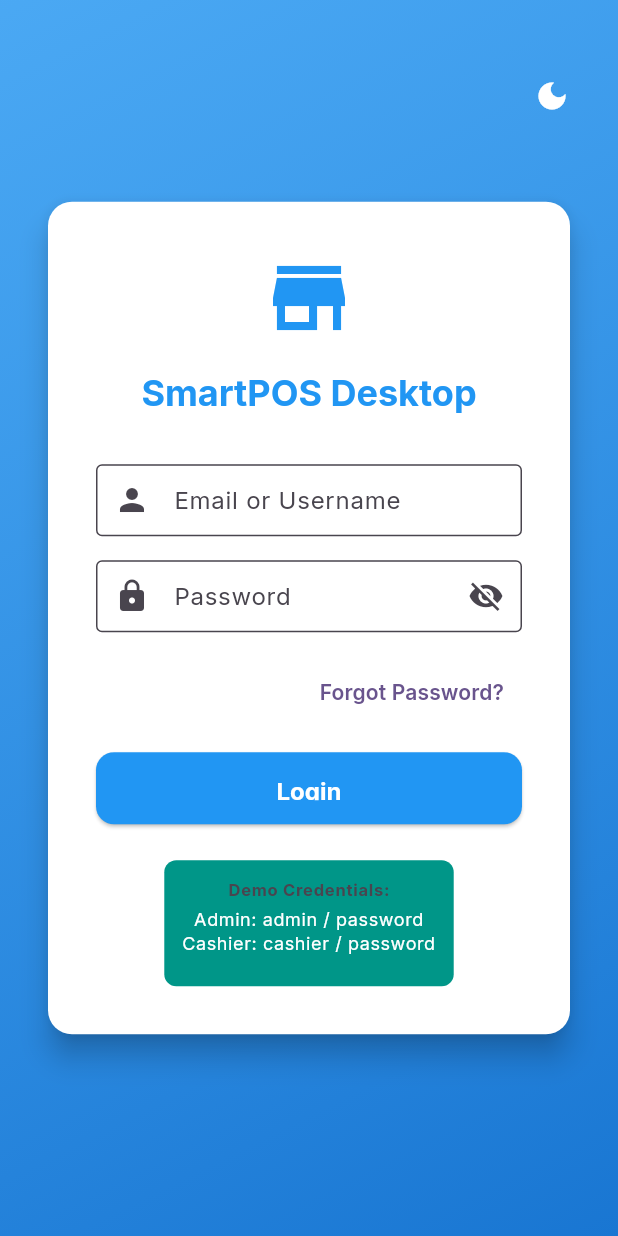
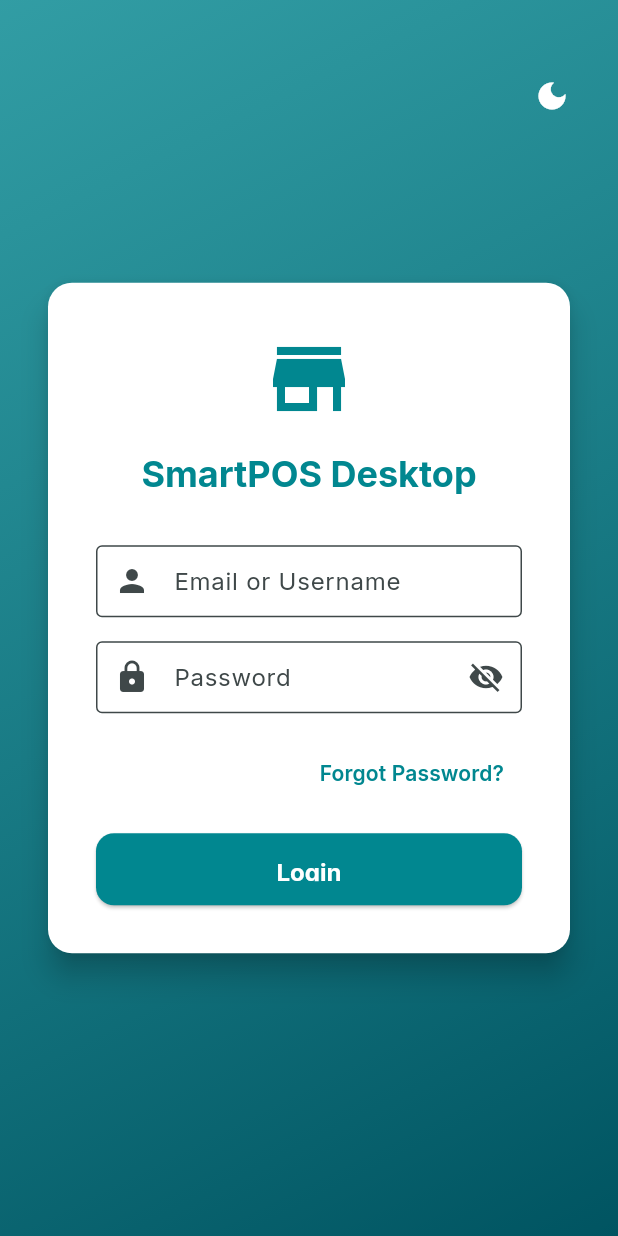
Before and after one commit to Jaffar-Kazmi/Smart-POS, a Flutter app: the screen it shows after launch, on a phone screen of 412 x 824 dp. Run offline on Flutter 3.47's test engine with Material 3 defaults, Android fonts, the phone set to English and light mode, and no system bars; our stand-ins replace csv, fl_chart, go_router, google_fonts, pdf, printing and 3 more; accounts and stored records are empty.

Commit message:
update UI

```diff
--- a/lib/core/constants/app_colors.dart
+++ b/lib/core/constants/app_colors.dart
@@ -1,9 +1,9 @@
 import 'package:flutter/material.dart';
 
 class AppColors {
-  static const Color primary = Color(0xFF2196F3);
-  static const Color primaryDark = Color(0xFF1976D2);
-  static const Color secondary = Color(0xFF03DAC6);
+  static const Color primary = Color(0xFF018790);
+  static const Color primaryDark = Color(0xFF005461);
+  static const Color secondary = Color(0xFF00B7B5);
   static const Color surface = Color(0xFFFFFBFE);
   static const Color error = Color(0xFFB3261E);
   static const Color success = Color(0xFF4CAF50);
--- a/lib/core/presentation/widgets/futuristic_card.dart
+++ b/lib/core/presentation/widgets/futuristic_card.dart
@@ -10,6 +10,7 @@ class FuturisticCard extends StatelessWidget {
   final VoidCallback? onTap;
   final EdgeInsetsGeometry? padding;
   final Widget? child;
+  final Color? color;
 
   const FuturisticCard({
     Key? key,
@@ -21,6 +22,7 @@ class FuturisticCard extends StatelessWidget {
     this.onTap,
     this.padding,
     this.child,
+    this.color,
   }) : super(key: key);
 
   @override
@@ -28,6 +30,7 @@ class FuturisticCard extends StatelessWidget {
     return Card(
       elevation: 2,
       shape: RoundedRectangleBorder(borderRadius: BorderRadius.circular(12)),
+      color: color,
       child: InkWell(
         onTap: onTap,
         borderRadius: BorderRadius.circular(12),
--- a/lib/core/theme/app_theme.dart
+++ b/lib/core/theme/app_theme.dart
@@ -1,22 +1,20 @@
 import 'package:flutter/material.dart';
 import 'package:google_fonts/google_fonts.dart';
+import '../constants/app_colors.dart';
 
 class AppTheme {
-  // A more modern, slightly softer primary color
-  static const Color _primaryColor = Color(0xFF7E57C2);
-
   static final ThemeData lightTheme = _buildTheme(
     brightness: Brightness.light,
-    seedColor: _primaryColor,
-    surface: Colors.white, // Cards will be white
-    scaffold: const Color(0xFFF0F2F5), // Background will be a light grey
+    seedColor: AppColors.primary,
+    surface: Colors.white,
+    scaffold: const Color(0xFFF4F4F4),
   );
 
   static final ThemeData darkTheme = _buildTheme(
     brightness: Brightness.dark,
-    seedColor: _primaryColor,
-    surface: const Color(0xFF2C2C34), // Cards will be a lighter grey
-    scaffold: const Color(0xFF1A1A24), // Background will be a darker grey
+    seedColor: AppColors.primary,
+    surface: const Color(0xFF2C2C34),
+    scaffold: const Color(0xFF1A1A24),
   );
 
   static ThemeData _buildTheme({
@@ -29,30 +27,21 @@ class AppTheme {
       seedColor: seedColor,
       brightness: brightness,
       surface: surface,
-      // Define text colors for better contrast and hierarchy
       onSurface: brightness == Brightness.dark ? const Color(0xFFE0E0E0) : const Color(0xFF333333),
       onPrimary: Colors.white,
+      primary: AppColors.primary,
+      secondary: AppColors.secondary,
     );
 
-    // Use the Inter font via google_fonts, and customize sizes
     final textTheme = GoogleFonts.interTextTheme(
       ThemeData(brightness: brightness).textTheme.copyWith(
-        // Large, bold headlines for page titles
         headlineLarge: const TextStyle(fontSize: 28, fontWeight: FontWeight.bold),
-        // Slightly smaller, but still bold headlines
         headlineMedium: const TextStyle(fontSize: 24, fontWeight: FontWeight.bold),
-        // Standard headlines for sections
         headlineSmall: const TextStyle(fontSize: 20, fontWeight: FontWeight.w600),
-
-        // Titles for cards and list items
         titleLarge: const TextStyle(fontSize: 18, fontWeight: FontWeight.w600),
         titleMedium: const TextStyle(fontSize: 16, fontWeight: FontWeight.w600),
-
-        // Standard body text for descriptions and paragraphs
         bodyLarge: const TextStyle(fontSize: 16, fontWeight: FontWeight.normal),
         bodyMedium: const TextStyle(fontSize: 14, fontWeight: FontWeight.normal),
-
-        // Smaller labels for subtitles and captions
         labelLarge: const TextStyle(fontSize: 14, fontWeight: FontWeight.w600),
         labelMedium: const TextStyle(fontSize: 12, fontWeight: FontWeight.normal),
       ),
@@ -67,29 +56,19 @@ class AppTheme {
       colorScheme: colorScheme,
       scaffoldBackgroundColor: scaffold,
       textTheme: textTheme,
-      navigationBarTheme: NavigationBarThemeData(
-        labelTextStyle: MaterialStateProperty.all(
-          textTheme.labelLarge?.copyWith(fontWeight: FontWeight.w600),
-        ),
-      ),
       appBarTheme: AppBarTheme(
         centerTitle: true,
         elevation: 0,
         backgroundColor: surface,
         foregroundColor: colorScheme.onSurface,
         iconTheme: IconThemeData(color: colorScheme.onSurface),
-        titleTextStyle: textTheme.headlineSmall, // Use theme's headline style
+        titleTextStyle: textTheme.headlineSmall,
       ),
       cardTheme: CardThemeData(
         elevation: 1,
         shape: RoundedRectangleBorder(borderRadius: BorderRadius.circular(16)),
         color: surface,
         margin: const EdgeInsets.symmetric(vertical: 6, horizontal: 4),
-      ),
-      floatingActionButtonTheme: FloatingActionButtonThemeData(
-        backgroundColor: colorScheme.primary,
-        foregroundColor: colorScheme.onPrimary,
-        shape: RoundedRectangleBorder(borderRadius: BorderRadius.circular(12)),
       ),
       elevatedButtonTheme: ElevatedButtonThemeData(
         style: ElevatedButton.styleFrom(
@@ -106,7 +85,7 @@ class AppTheme {
         contentPadding: const EdgeInsets.symmetric(horizontal: 16, vertical: 12),
         border: OutlineInputBorder(
           borderRadius: BorderRadius.circular(12),
-          borderSide: BorderSide.none, // No border by default
+          borderSide: BorderSide.none,
         ),
         focusedBorder: OutlineInputBorder(
           borderRadius: BorderRadius.circular(12),
--- a/lib/features/auth/presentation/pages/login_page.dart
+++ b/lib/features/auth/presentation/pages/login_page.dart
@@ -145,35 +145,6 @@ class _LoginPageState extends State<LoginPage> {
                                 ),
                               );
                             }
-                        ),
-                        const SizedBox(height: 24),
-
-                        Container(
-                          padding: const EdgeInsets.all(12),
-                          decoration: BoxDecoration(
-                            color: Colors.teal,
-                            borderRadius: BorderRadius.circular(8),
-                          ),
-                          child: Column(
-                            children: [
-                              Text(
-                                'Demo Credentials:',
-                                style: Theme.of(context).textTheme.labelSmall?.copyWith(
-                                  color: AppColors.textSecondary,
-                                  fontWeight: FontWeight.bold,
-                                ),
-                              ),
-                              const SizedBox(height: 4),
-                              Text(
-                                'Admin: admin / password\nCashier: cashier / password',
-                                style: Theme.of(context).textTheme.bodySmall?.copyWith(
-                                  color: Colors.white,
-                                ),
-                                textAlign: TextAlign.center,
-                              ),
-                              const SizedBox(height: 8),
-                            ],
-                          ),
                         ),
                       ],
                     ),
```
Also changed, not shown: lib/features/dashboard/presentation/pages/dashboard_page.dart (+20 -14 lines), pubspec.lock, 1 other file.
